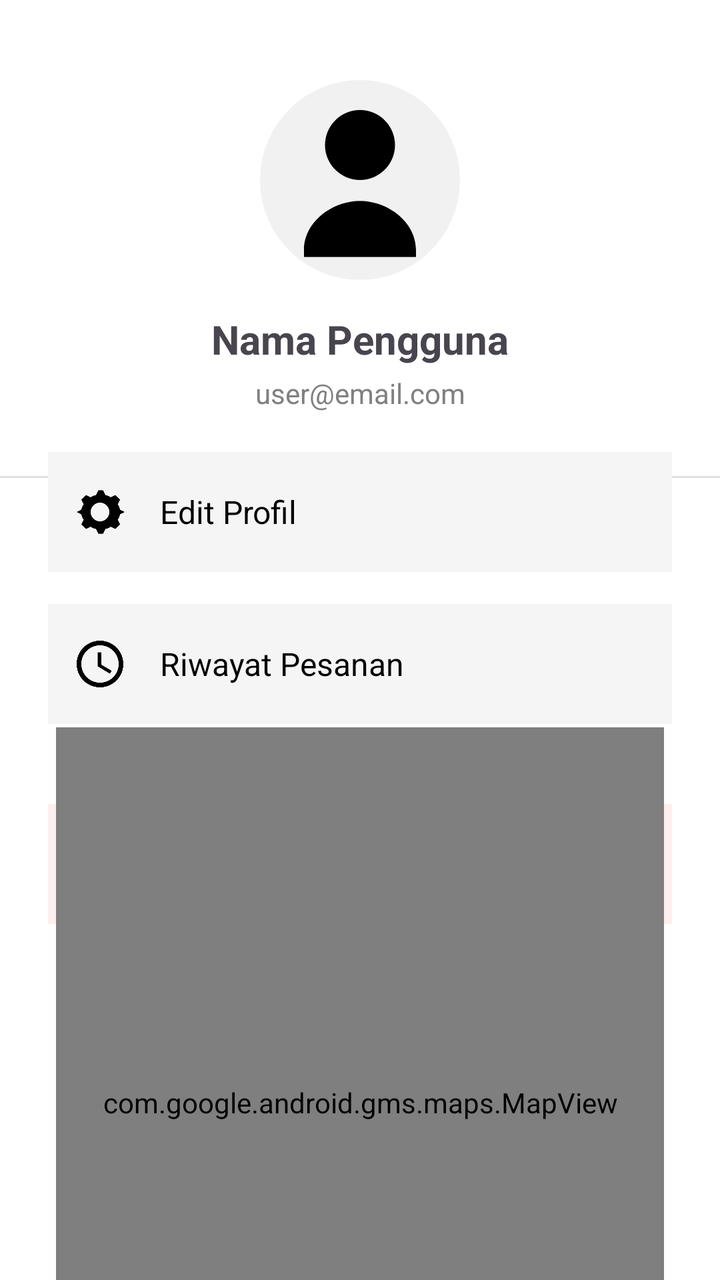
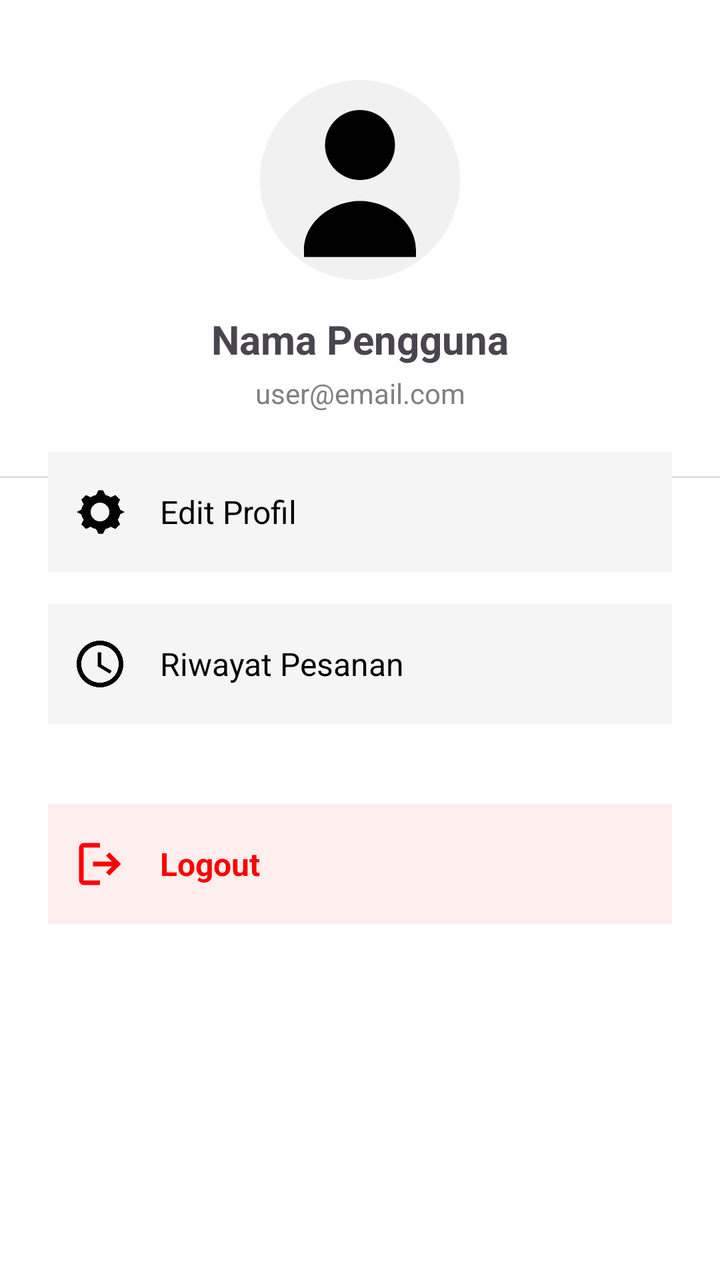

Screens rendered from an Android XML layout before and after an edit, with the pre-edit source and the edit as a unified diff.
<!-- AndroidManifest.xml: application theme Theme.NgGojek -->
<!-- res/layout/activity_profile.xml -->
<?xml version="1.0" encoding="utf-8"?>
<androidx.constraintlayout.widget.ConstraintLayout xmlns:android="http://schemas.android.com/apk/res/android"
    xmlns:app="http://schemas.android.com/apk/res-auto"
    xmlns:tools="http://schemas.android.com/tools"
    android:layout_width="match_parent"
    android:layout_height="match_parent"
    android:background="#FFFFFF">

    
    <ImageView
        android:id="@+id/imgProfile"
        android:layout_width="100dp"
        android:layout_height="100dp"
        android:layout_marginTop="40dp"
        android:background="@drawable/bg_circle"
        android:padding="8dp"
        android:src="@drawable/profile"
        app:layout_constraintTop_toTopOf="parent"
        app:layout_constraintStart_toStartOf="parent"
        app:layout_constraintEnd_toEndOf="parent" />

    
    <TextView
        android:id="@+id/txtNama"
        android:layout_width="wrap_content"
        android:layout_height="wrap_content"
        android:text="Nama Pengguna"
        android:textSize="20sp"
        android:textStyle="bold"
        android:layout_marginTop="16dp"
        app:layout_constraintTop_toBottomOf="@id/imgProfile"
        app:layout_constraintStart_toStartOf="parent"
        app:layout_constraintEnd_toEndOf="parent" />

    
    <TextView
        android:id="@+id/txtEmail"
        android:layout_width="wrap_content"
        android:layout_height="wrap_content"
        android:text="user@email.com"
        android:textSize="14sp"
        android:textColor="#808080"
        android:layout_marginTop="4dp"
        app:layout_constraintTop_toBottomOf="@id/txtNama"
        app:layout_constraintStart_toStartOf="parent"
        app:layout_constraintEnd_toEndOf="parent" />

    
    <View
        android:layout_width="0dp"
        android:layout_height="1dp"
        android:layout_marginTop="32dp"
        android:background="#E0E0E0"
        app:layout_constraintTop_toBottomOf="@id/txtEmail"
        app:layout_constraintStart_toStartOf="parent"
        app:layout_constraintEnd_toEndOf="parent" />

    
    <LinearLayout
        android:id="@+id/btnEditProfile"
        android:layout_width="0dp"
        android:layout_height="60dp"
        android:layout_marginStart="24dp"
        android:layout_marginTop="20dp"
        android:layout_marginEnd="24dp"
        android:orientation="horizontal"
        android:gravity="center_vertical"
        android:padding="12dp"
        android:background="#F5F5F5"
        app:layout_constraintTop_toBottomOf="@id/txtEmail"
        app:layout_constraintStart_toStartOf="parent"
        app:layout_constraintEnd_toEndOf="parent">

        <ImageView
            android:layout_width="28dp"
            android:layout_height="28dp"
            android:src="@drawable/settings" />

        <TextView
            android:layout_marginStart="16dp"
            android:layout_width="wrap_content"
            android:layout_height="wrap_content"
            android:text="Edit Profil"
            android:textSize="16sp"
            android:textColor="#000000" />
    </LinearLayout>

    
    <LinearLayout
        android:id="@+id/btnRiwayat"
        android:layout_width="0dp"
        android:layout_height="60dp"
        android:layout_marginStart="24dp"
        android:layout_marginTop="16dp"
        android:layout_marginEnd="24dp"
        android:orientation="horizontal"
        android:gravity="center_vertical"
        android:padding="12dp"
        android:background="#F5F5F5"
        app:layout_constraintTop_toBottomOf="@id/btnEditProfile"
        app:layout_constraintStart_toStartOf="parent"
        app:layout_constraintEnd_toEndOf="parent">

        <ImageView
            android:layout_width="28dp"
            android:layout_height="28dp"
            android:src="@drawable/clock" />

        <TextView
            android:layout_marginStart="16dp"
            android:layout_width="wrap_content"
            android:layout_height="wrap_content"
            android:text="Riwayat Pesanan"
            android:textSize="16sp"
            android:textColor="#000000" />
    </LinearLayout>

    
    <LinearLayout
        android:id="@+id/btnLogout"
        android:layout_width="0dp"
        android:layout_height="60dp"
        android:layout_marginStart="24dp"
        android:layout_marginTop="40dp"
        android:layout_marginEnd="24dp"
        android:orientation="horizontal"
        android:gravity="center_vertical"
        android:padding="12dp"
        android:background="#FFEEEE"
        app:layout_constraintTop_toBottomOf="@id/btnRiwayat"
        app:layout_constraintStart_toStartOf="parent"
        app:layout_constraintEnd_toEndOf="parent">

        <ImageView
            android:layout_width="28dp"
            android:layout_height="28dp"
            android:src="@drawable/logout"
            app:tint="#FF0000" />

        <TextView
            android:layout_marginStart="16dp"
            android:layout_width="wrap_content"
            android:layout_height="wrap_content"
            android:text="Logout"
            android:textSize="16sp"
            android:textStyle="bold"
            android:textColor="#FF0000" />
    </LinearLayout>

    <com.google.android.gms.maps.MapView
        android:id="@+id/mapView"
        android:layout_width="304dp"
        android:layout_height="375dp"
        app:layout_constraintBottom_toBottomOf="parent"
        app:layout_constraintEnd_toEndOf="parent"
        app:layout_constraintStart_toStartOf="parent"
        app:layout_constraintTop_toBottomOf="@+id/btnLogout" />

</androidx.constraintlayout.widget.ConstraintLayout>
<!-- resources referenced by this layout -->
<resources>
  <!-- drawable bg_circle (drawable) -->
  <shape xmlns:android="http://schemas.android.com/apk/res/android"
      android:shape="oval">
      <solid android:color="#F1F1F1"/>
  </shape>
  <!-- drawable clock (drawable) -->
  <vector xmlns:android="http://schemas.android.com/apk/res/android" android:height="24dp" android:tint="#000000" android:viewportHeight="24" android:viewportWidth="24" android:width="24dp">
        
      <path android:fillColor="@android:color/white" android:pathData="M11.99,2C6.47,2 2,6.48 2,12s4.47,10 9.99,10C17.52,22 22,17.52 22,12S17.52,2 11.99,2zM12,20c-4.42,0 -8,-3.58 -8,-8s3.58,-8 8,-8 8,3.58 8,8 -3.58,8 -8,8z"/>
        
      <path android:fillColor="@android:color/white" android:pathData="M12.5,7H11v6l5.25,3.15 0.75,-1.23 -4.5,-2.67z"/>
      
  </vector>
  <!-- drawable logout (drawable) -->
  <vector xmlns:android="http://schemas.android.com/apk/res/android"
      android:width="24dp"
      android:height="24dp"
      android:viewportWidth="960"
      android:viewportHeight="960">
    <path
        android:pathData="M200,840q-33,0 -56.5,-23.5T120,760v-560q0,-33 23.5,-56.5T200,120h280v80L200,200v560h280v80L200,840ZM640,680 L585,622 687,520L360,520v-80h327L585,338l55,-58 200,200 -200,200Z"
        android:fillColor="#e3e3e3"/>
  </vector>
  <!-- drawable profile (drawable) -->
  <vector xmlns:android="http://schemas.android.com/apk/res/android"
      android:width="24dp"
      android:height="24dp"
      android:viewportWidth="24"
      android:viewportHeight="24">
      <path
          android:fillColor="#000"
          android:pathData="M12,12a5,5 0 1,0 0,-10a5,5 0 1,0 0,10zM4,22c0,-4 4,-7 8,-7s8,3 8,7v1H4v-1z"/>
  </vector>
  <!-- drawable settings (drawable) -->
  <vector xmlns:android="http://schemas.android.com/apk/res/android"
      android:width="24dp"
      android:height="24dp"
      android:viewportWidth="24"
      android:viewportHeight="24">
      <path
          android:fillColor="#000"
          android:pathData="M12,8a4,4 0 1,0 0,8a4,4 0 1,0 0,-8zM4,13l-2,-1l2,-1c0.2,-0.8 0.5,-1.6 1,-2.3l-1,-2l2,-2l2,1c0.7,-0.5 1.5,-0.8 2.3,-1l1,-2h2l1,2c0.8,0.2 1.6,0.5 2.3,1l2,-1l2,2l-1,2c0.5,0.7 0.8,1.5 1,2.3l2,1l-2,1c-0.2,0.8 -0.5,1.6 -1,2.3l1,2l-2,2l-2,-1c-0.7,0.5 -1.5,0.8 -2.3,1l-1,2h-2l-1,-2c-0.8,-0.2 -1.6,-0.5 -2.3,-1l-2,1l-2,-2l1,-2c-0.5,-0.7 -0.8,-1.5 -1,-2.3z"/>
  </vector>
  <style name="Theme.NgGojek" parent="Base.Theme.NgGojek" />
  <style name="Base.Theme.NgGojek" parent="Theme.Material3.DayNight.NoActionBar">
          
          
          <item name="android:windowBackground">@color/white</item>
      </style>
  <color name="white">#FFFFFFFF</color>
</resources>

<!-- the commit's change to res/layout/activity_profile.xml (unified diff, before → after) -->
@@ -147,13 +147,4 @@
             android:textColor="#FF0000" />
     </LinearLayout>
 
-    <com.google.android.gms.maps.MapView
-        android:id="@+id/mapView"
-        android:layout_width="304dp"
-        android:layout_height="375dp"
-        app:layout_constraintBottom_toBottomOf="parent"
-        app:layout_constraintEnd_toEndOf="parent"
-        app:layout_constraintStart_toStartOf="parent"
-        app:layout_constraintTop_toBottomOf="@+id/btnLogout" />
-
 </androidx.constraintlayout.widget.ConstraintLayout>
